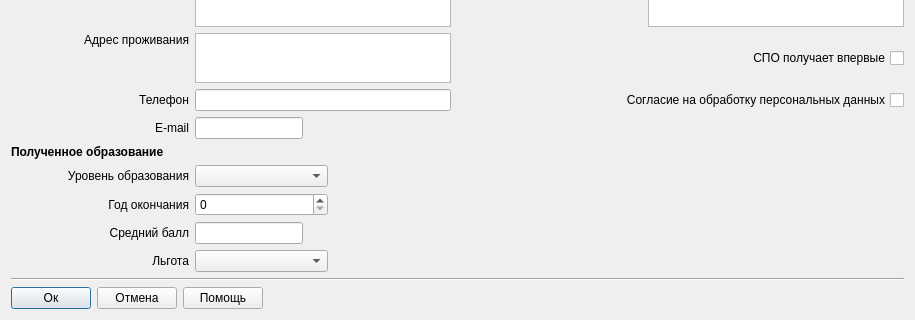
Before: the Qt Designer form maddabiturdialog.ui in ichigo7diavol/armp, drawn with Qt 5; both pictures show x 0 to 915 and y 276 to 596 of the 915 by 596 pixel window.
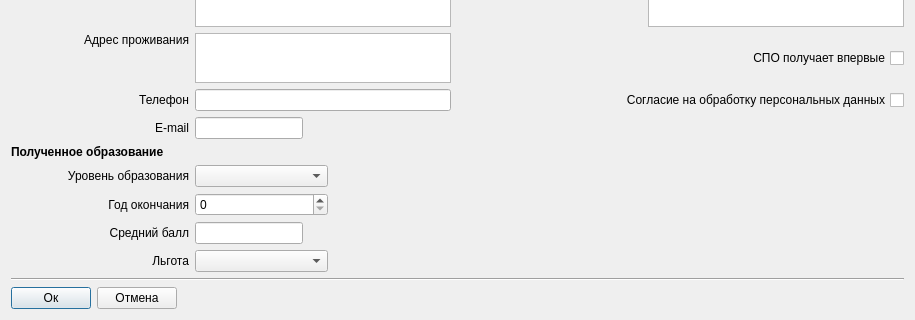
After: the same form once the commit is applied.

```diff
--- a/maddabiturdialog.ui
+++ b/maddabiturdialog.ui
@@ -568,7 +568,7 @@
     </widget>
    </item>
    <item>
-    <layout class="QHBoxLayout" name="horizontalLayout" stretch="0,0,0,0">
+    <layout class="QHBoxLayout" name="horizontalLayout" stretch="0,0,0">
      <item>
       <widget class="QPushButton" name="okPushButton">
        <property name="sizePolicy">
@@ -595,19 +595,6 @@
        </property>
       </widget>
      </item>
-     <item>
-      <widget class="QPushButton" name="helpPushButton">
-       <property name="sizePolicy">
-        <sizepolicy hsizetype="Fixed" vsizetype="Fixed">
-         <horstretch>0</horstretch>
-         <verstretch>0</verstretch>
-        </sizepolicy>
-       </property>
-       <property name="text">
-        <string>Помощь</string>
-       </property>
-      </widget>
-     </item>
      <item>
       <spacer name="horizontalSpacer_2">
        <property name="orientation">
```
